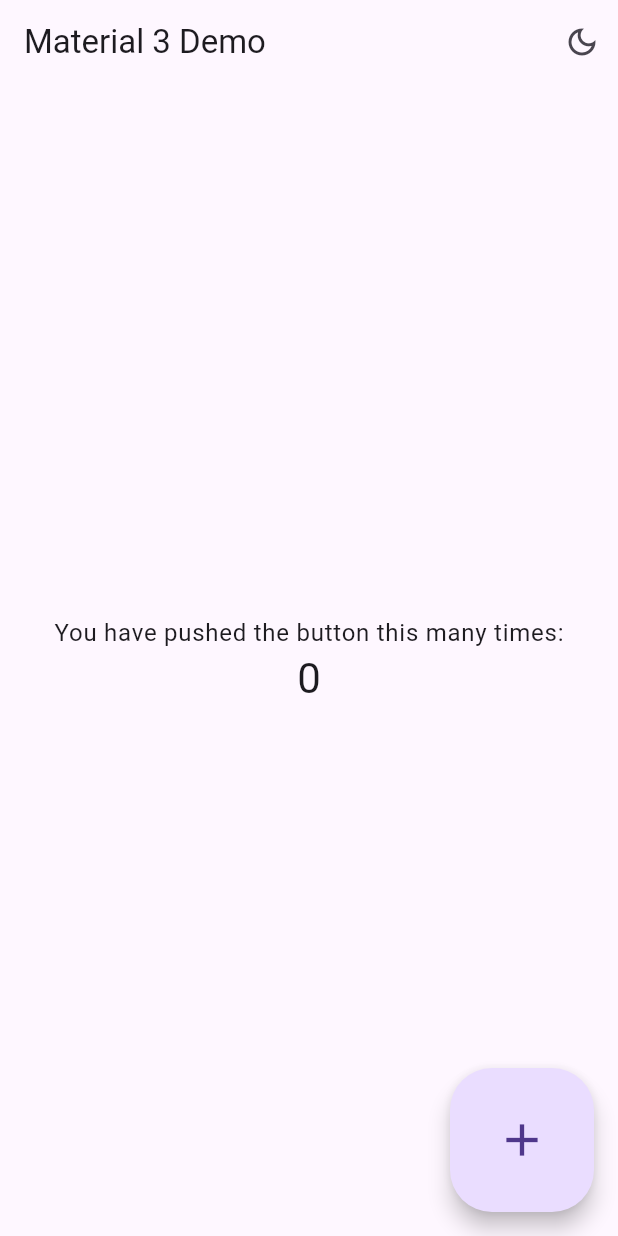
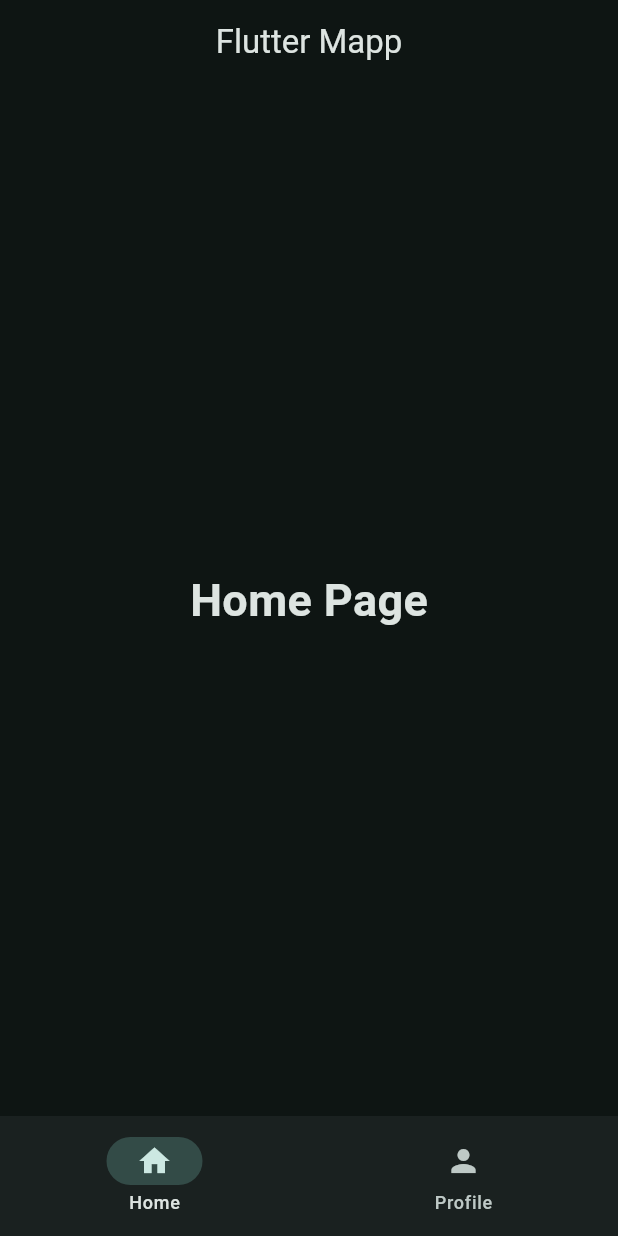
Before and after one commit to dinhthien2000/Beginner_Flutlab, a Flutter app: the screen it shows after launch, on a phone screen of 412 x 824 dp. Run offline on Flutter 3.47's test engine with Material 3 defaults, Android fonts, the phone set to English and light mode, and no system bars.

Commit message:
First Commit

```diff
--- /dev/null
+++ b/lib/data/notifier.dart
@@ -0,0 +1,3 @@
+import 'package:flutter/foundation.dart';
+
+ValueNotifier<int> selectedPageIndexNotifier = ValueNotifier(0);
--- a/lib/main.dart
+++ b/lib/main.dart
@@ -1,138 +1,39 @@
+import 'package:beginner/views/WidgetTree.dart';
 import 'package:flutter/material.dart';
-import 'package:flutter/scheduler.dart';
+// import 'package:flutter/scheduler.dart';
 
 void main() {
   runApp(const MyApp());
 }
 
+// Stateless: can't refesh state UI not change data (render at runtime call function Build() one time)
+// Statefu: can refesh UI to change Data ( when refesh state (change data) at runtime every change data call function Build() )
+// setState: one of way to refesh UI for StatefullWidget
+
+// Material App
+// Scaffold
+// App Title
+// Bottom Navigation Bar setState
+
 class MyApp extends StatefulWidget {
-  const MyApp({super.key});
+  const MyApp({Key? key}) : super(key: key);
 
   @override
   State<MyApp> createState() => _MyAppState();
 }
 
 class _MyAppState extends State<MyApp> {
-  ThemeMode _themeMode = ThemeMode.system;
-
-  bool get useLightMode {
-    switch (_themeMode) {
-      case ThemeMode.system:
-        return SchedulerBinding.instance.window.platformBrightness ==
-            Brightness.light;
-      case ThemeMode.light:
-        return true;
-      case ThemeMode.dark:
-        return false;
-    }
-  }
-
-  // This widget is the root of your application.
   @override
   Widget build(BuildContext context) {
     return MaterialApp(
       debugShowCheckedModeBanner: false,
-      title: 'Demo',
       theme: ThemeData(
-        useMaterial3: true,
-        brightness: Brightness.light,
+        colorScheme: ColorScheme.fromSeed(
+          seedColor: Colors.teal,
+          brightness: Brightness.dark,
+        ),
       ),
-      darkTheme: ThemeData(
-        useMaterial3: true,
-        brightness: Brightness.dark,
-      ),
-      themeMode: _themeMode,
-      home: MyHomePage(
-        title: 'Material 3 Demo',
-        useLightMode: useLightMode,
-        handleBrightnessChange: (useLightMode) => setState(() {
-          _themeMode = useLightMode ? ThemeMode.light : ThemeMode.dark;
-        }),
-      ),
+      home: const WidgetTree(),
     );
   }
 }
-
-class MyHomePage extends StatefulWidget {
-  const MyHomePage({
-    super.key,
-    required this.title,
-    required this.handleBrightnessChange,
-    required this.useLightMode,
-  });
-  final String title;
-  final bool useLightMode;
-  final void Function(bool useLightMode) handleBrightnessChange;
-
-  @override
-  State<MyHomePage> createState() => _MyHomePageState();
-}
-
-class _MyHomePageState extends State<MyHomePage> {
-  int _counter = 0;
-
-  void _incrementCounter() {
-    setState(() {
-      _counter++;
-    });
-  }
-
-  @override
-  Widget build(BuildContext context) {
-    return Scaffold(
-      appBar: AppBar(
-        title: Text(widget.title),
-        actions: <Widget>[
-          _BrightnessButton(
-            handleBrightnessChange: widget.handleBrightnessChange,
-          ),
-        ],
-      ),
-      body: Center(
-        child: Column(
-          mainAxisAlignment: MainAxisAlignment.center,
-          children: <Widget>[
-            Text(
-              'You have pushed the button this many times:',
-              style: Theme.of(context).textTheme.bodyLarge,
-            ),
-            Text(
-              '$_counter',
-              style: Theme.of(context).textTheme.headlineMedium,
-            ),
-          ],
-        ),
-      ),
-      floatingActionButton: FloatingActionButton.large(
-        onPressed: _incrementCounter,
-        tooltip: 'Increment',
-        child: const Icon(Icons.add),
-      ), // This trailing comma makes auto-formatting nicer for build methods.
-    );
-  }
-}
-
-class _BrightnessButton extends StatelessWidget {
-  const _BrightnessButton({
-    required this.handleBrightnessChange,
-    this.showTooltipBelow = true,
-  });
-
-  final Function handleBrightnessChange;
-  final bool showTooltipBelow;
-
-  @override
-  Widget build(BuildContext context) {
-    final isBright = Theme.of(context).brightness == Brightness.light;
-    return Tooltip(
-      preferBelow: showTooltipBelow,
-      message: 'Toggle brightness',
-      child: IconButton(
-        icon: isBright
-            ? const Icon(Icons.dark_mode_outlined)
-            : const Icon(Icons.light_mode_outlined),
-        onPressed: () => handleBrightnessChange(!isBright),
-      ),
-    );
-  }
-}
--- /dev/null
+++ b/lib/views/WidgetTree.dart
@@ -0,0 +1,34 @@
+import 'package:beginner/data/notifier.dart';
+import 'package:beginner/views/pages/HomePage.dart';
+import 'package:beginner/views/pages/ProfilePage.dart';
+import 'package:flutter/material.dart';
+
+import './widgets/NavBarWiget.dart';
+
+const String title = 'Flutter Mapp';
+
+const List<Widget> pages = [
+  HomePage(),
+  ProfilePage(),
+];
+
+class WidgetTree extends StatelessWidget {
+  const WidgetTree({Key? key}) : super(key: key);
+
+  @override
+  Widget build(BuildContext context) {
+    return Scaffold(
+      appBar: AppBar(
+        title: const Text(title),
+        centerTitle: true,
+      ),
+      body: ValueListenableBuilder(
+        valueListenable: selectedPageIndexNotifier,
+        builder: (context, selectedPageIndex, child) {
+          return pages.elementAt(selectedPageIndex);
+        },
+      ),
+      bottomNavigationBar: const NavBarWidget(),
+    );
+  }
+}
--- /dev/null
+++ b/lib/views/pages/HomePage.dart
@@ -0,0 +1,16 @@
+import 'package:flutter/material.dart';
+
+class HomePage extends StatelessWidget {
+  const HomePage({Key? key}) : super(key: key);
+
+  @override
+  Widget build(BuildContext context) {
+    return const Center(
+      child: Text('Home Page',
+          style: TextStyle(
+            fontWeight: FontWeight.bold,
+            fontSize: 30,
+          )),
+    );
+  }
+}
--- /dev/null
+++ b/lib/views/pages/ProfilePage.dart
@@ -0,0 +1,16 @@
+import 'package:flutter/material.dart';
+
+class ProfilePage extends StatelessWidget {
+  const ProfilePage({Key? key}) : super(key: key);
+
+  @override
+  Widget build(BuildContext context) {
+    return const Center(
+      child: Text('Profile Page',
+          style: TextStyle(
+            fontWeight: FontWeight.bold,
+            fontSize: 30,
+          )),
+    );
+  }
+}
--- /dev/null
+++ b/lib/views/widgets/NavBarWiget.dart
@@ -0,0 +1,35 @@
+import 'package:beginner/data/notifier.dart';
+import 'package:flutter/material.dart';
+
+class NavBarWidget extends StatefulWidget {
+  const NavBarWidget({Key? key}) : super(key: key);
+
+  @override
+  State<NavBarWidget> createState() => _NavBarWidgetState();
+}
+
+class _NavBarWidgetState extends State<NavBarWidget> {
+  @override
+  Widget build(BuildContext context) {
+    return ValueListenableBuilder(
+        valueListenable: selectedPageIndexNotifier,
+        builder: (context, selectedPageIndex, child) {
+          return NavigationBar(
+            destinations: const <NavigationDestination>[
+              NavigationDestination(
+                icon: Icon(Icons.home),
+                label: 'Home',
+              ),
+              NavigationDestination(
+                icon: Icon(Icons.person),
+                label: 'Profile',
+              ),
+            ],
+            onDestinationSelected: (int value) {
+              selectedPageIndexNotifier.value = value;
+            },
+            selectedIndex: selectedPageIndex,
+          );
+        });
+  }
+}
```
Also changed, not shown: lib/views/pages/SettingsPage.dart (added), 1 other file.
